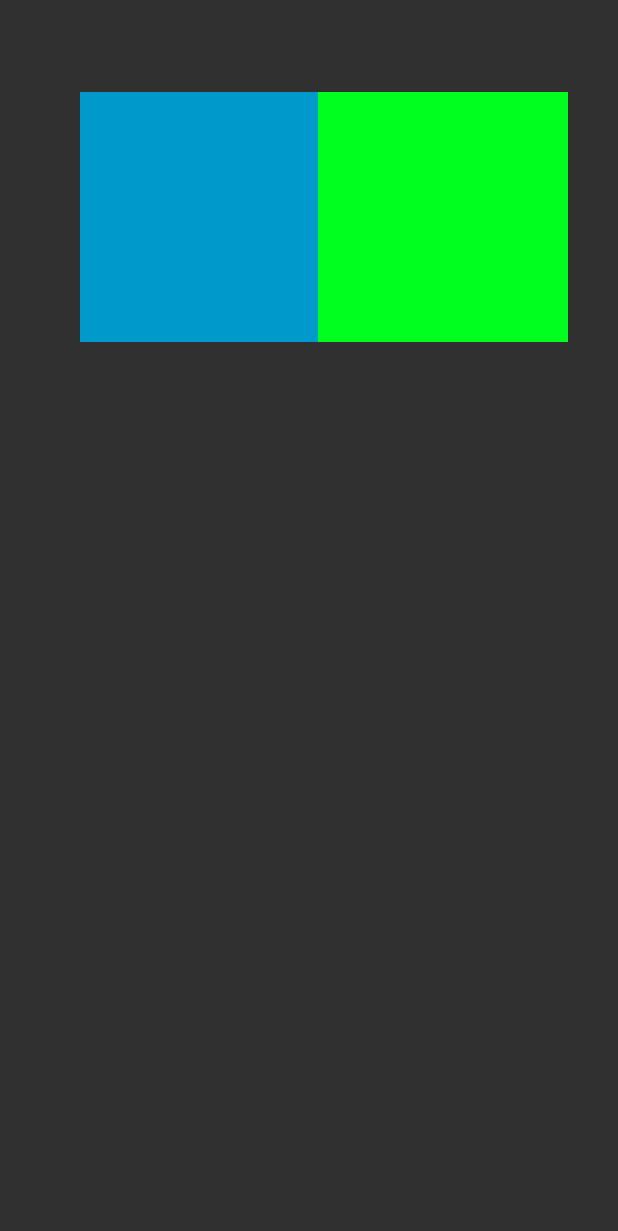
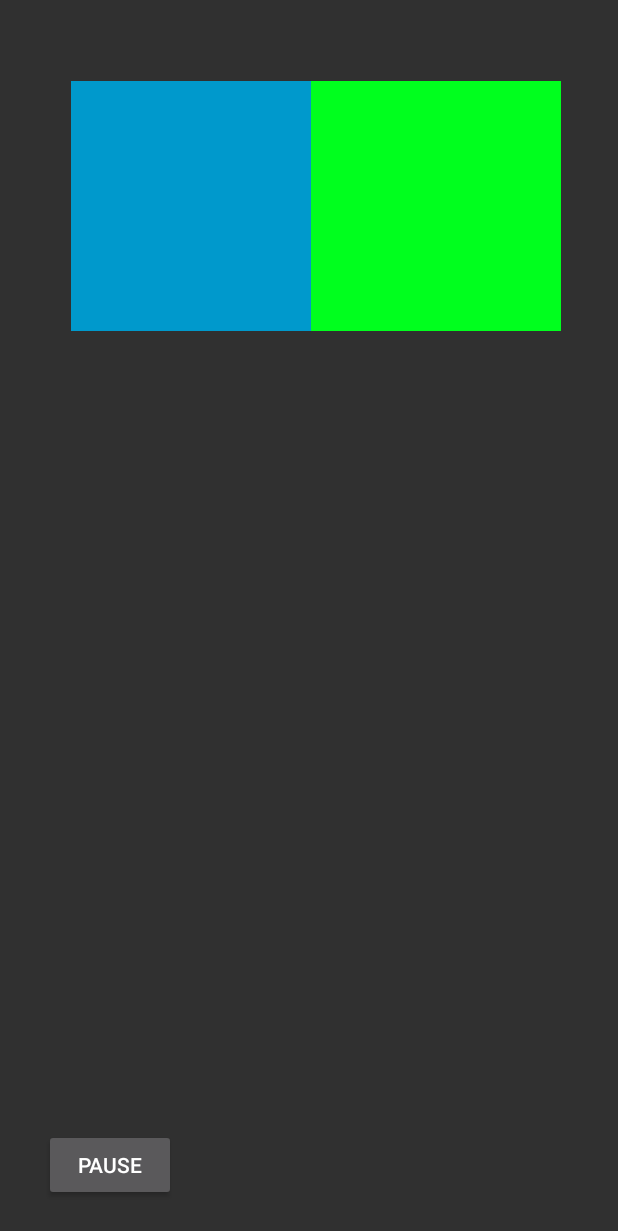
Before and after one commit to yankees35/ProjectAndroid_LerGa, an Android app: the GameActivity screen opened directly, with no data from a screen before it, on a phone screen of 412 x 824 dp. Shown: the top 1231 px of the screen. Run offline under Robolectric (Android 15) with nearby library versions, the phone set to English and light mode, and no system bars.

Commit message:
2018-04-05(V1)
Button Pause remis

```diff
--- a/Code/SoundMemory/app/src/main/java/lerga1631730/soundmemory/GameActivity.java
+++ b/Code/SoundMemory/app/src/main/java/lerga1631730/soundmemory/GameActivity.java
@@ -47,5 +47,35 @@ public class GameActivity extends AppCompatActivity {
         lastTag = newTag;
     }
 
+    protected void Pause(View view){
+
+        Button button = view.findViewById(R.id.btnPause);
+
+
+        if(button.getText() == "Play")
+        {
+            button.setText("Pause");
+            mp[lastTag].start();
+        }
+        else{
+            button.setText("Play");
+            mp[lastTag].pause();
+        }
+
+
+
+    }
+
+    protected void onPause() {
+
+        super.onPause();
+        mp[lastTag].stop();
+        try {
+            mp[lastTag].prepare();
+        } catch (IOException e) {
+            e.printStackTrace();
+        }
+    }
+
 
 }
--- a/Code/SoundMemory/app/src/main/res/layout/activity_game.xml
+++ b/Code/SoundMemory/app/src/main/res/layout/activity_game.xml
@@ -9,36 +9,58 @@
     <RelativeLayout
         android:layout_width="match_parent"
         android:layout_height="match_parent"
-        tools:layout_editor_absoluteX="16dp"
-        tools:layout_editor_absoluteY="39dp"
-        tools:ignore="MissingConstraints">
+        tools:ignore="MissingConstraints"
+        tools:layout_editor_absoluteX="36dp"
+        tools:layout_editor_absoluteY="0dp">
+
+        <Button
+            android:id="@+id/btnPause"
+            android:layout_width="wrap_content"
+            android:layout_height="wrap_content"
+            android:layout_alignParentBottom="true"
+            android:layout_alignParentLeft="true"
+            android:layout_alignParentStart="true"
+            android:layout_marginBottom="23dp"
+            android:layout_marginLeft="29dp"
+            android:layout_marginStart="29dp"
+            android:onClick="Pause"
+            android:text="Pause" />
+
+        <RelativeLayout
+            android:layout_width="match_parent"
+            android:layout_height="match_parent"
+            android:layout_alignParentLeft="true"
+            android:layout_alignParentStart="true"
+            android:layout_alignParentTop="true">
 
             <ImageView
                 android:id="@+id/imageView"
-            android:tag="0"
                 android:layout_width="250px"
                 android:layout_height="250px"
                 android:layout_alignParentLeft="true"
                 android:layout_alignParentStart="true"
-            android:layout_alignParentTop="true"
-            android:layout_marginLeft="53dp"
-            android:layout_marginStart="53dp"
-            android:layout_marginTop="61dp"
+                android:layout_alignTop="@+id/imageView2"
+                android:layout_marginLeft="47dp"
+                android:layout_marginStart="47dp"
                 android:onClick="Musique"
+                android:tag="0"
                 app:srcCompat="@android:color/holo_blue_dark" />
 
             <ImageView
                 android:id="@+id/imageView2"
-            android:tag="1"
                 android:layout_width="250px"
                 android:layout_height="250px"
                 android:layout_alignParentEnd="true"
                 android:layout_alignParentRight="true"
-            android:layout_alignTop="@+id/imageView"
-            android:layout_marginEnd="33dp"
-            android:layout_marginRight="33dp"
+                android:layout_alignParentTop="true"
+                android:layout_marginEnd="38dp"
+                android:layout_marginRight="38dp"
+                android:layout_marginTop="54dp"
                 android:onClick="Musique"
+                android:tag="1"
                 app:srcCompat="@color/colorAccent" />
+
+        </RelativeLayout>
 
 
     </RelativeLayout>
```
Also changed, not shown: 1 other file. Lines whose indentation alone changed are shown as unchanged.
